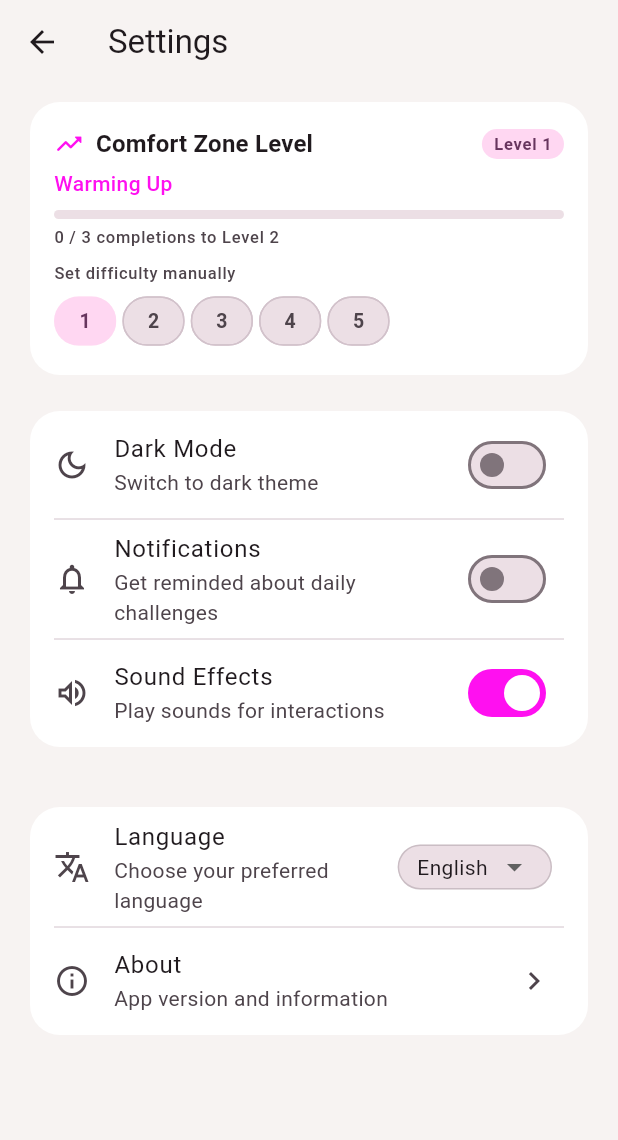
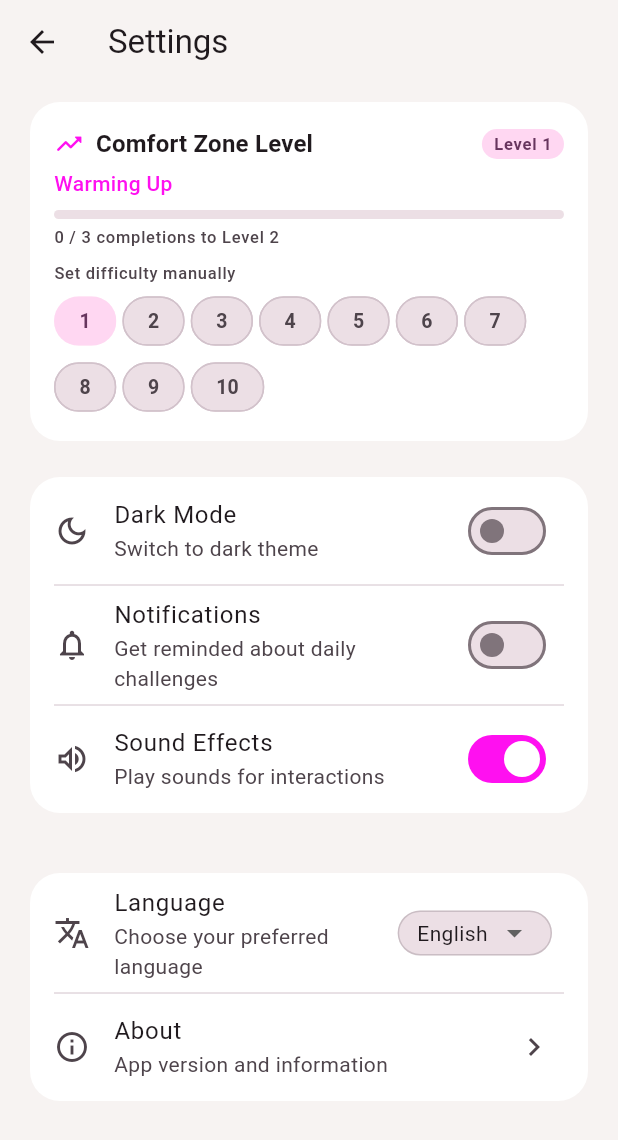
Before and after one commit to SaMaili/syntra, a Flutter app: the SettingsScreen screen opened directly, on a phone screen of 412 x 824 dp. Shown: the top 1140 px of the screen. Run offline on Flutter 3.47's test engine with Material 3 defaults, Android fonts, the phone set to English and light mode, and no system bars; our stand-ins replace audioplayers, fl_chart, flutter_local_notifications, flutter_riverpod, go_router, package_info_plus and 5 more; accounts and stored records are empty; generated files the repository leaves out were written again; statements that could not run were skipped.

Commit message:
refactor: expand CZL from 5 to 10 levels
maxLevel bumped to 10. New level names and descriptions added for
levels 6–10 (Stepping Up → Untouchable). All call sites using
maxLevel / levelNames[level] scale automatically.

Onboarding starting-point selector (levels 1/2/3) is intentionally
unchanged — these are early entry points on the new 10-level scale.
Settings chip row uses List.generate(maxLevel) so it renders all 10.

Test updated: 'maxLevel is 5' → 'maxLevel is 10'.

Co-Authored-By: Claude Sonnet 4.6 <noreply@anthropic.com>

```diff
--- a/lib/logic/comfort_zone_logic.dart
+++ b/lib/logic/comfort_zone_logic.dart
@@ -2,9 +2,9 @@ import 'package:shared_preferences/shared_preferences.dart';
 
 import '../challenge.dart';
 
-/// Five-level comfort zone progression system.
+/// Ten-level comfort zone progression system.
 ///
-/// Levels progress from micro-interactions (1) to high-stakes challenges (5).
+/// Levels progress from micro-interactions (1) to elite social mastery (10).
 /// Each level unlocks after [completionsToUnlock] successful completions
 /// at the current level. Levels are stored as integers 1–[maxLevel].
 ///
@@ -12,24 +12,34 @@ import '../challenge.dart';
 /// (the `level` field), not computed at runtime.
 class ComfortZoneLogic {
   static const completionsToUnlock = 3;
-  static const maxLevel = 5;
+  static const maxLevel = 10;
 
   static const levelNames = [
-    '',                    // index 0 unused
-    'Warming Up',          // 1
-    'Breaking the Ice',    // 2
-    'Holding the Floor',   // 3
-    'Taking Risks',        // 4
-    'The Bold Zone',       // 5
+    '',                       // index 0 unused
+    'Warming Up',             // 1
+    'Breaking the Ice',       // 2
+    'Holding the Floor',      // 3
+    'Taking Risks',           // 4
+    'The Bold Zone',          // 5
+    'Stepping Up',            // 6
+    'Owning the Room',        // 7
+    'Social Athlete',         // 8
+    'Fearless',               // 9
+    'Untouchable',            // 10
   ];
 
   static const levelDescriptions = [
     '',
-    'Micro-interactions — low stakes, high growth',
-    'Brief exchanges with real humans',
-    'Sustained conversations and presence',
-    'Vulnerability, compliments, assertiveness',
-    'High-stakes social challenges',
+    'Micro-interactions — low stakes, high growth',      // 1
+    'Brief exchanges with real humans',                  // 2
+    'Sustained conversations and presence',              // 3
+    'Vulnerability, compliments, assertiveness',         // 4
+    'High-stakes social challenges',                     // 5
+    'Leading interactions with confidence',              // 6
+    'Commanding attention in any setting',               // 7
+    'Pushing social limits with ease',                   // 8
+    'Embracing full exposure without hesitation',        // 9
+    'Elite social mastery — nothing holds you back',     // 10
   ];
 
   static const _keyCompletions = 'czl_completions_'; // + level number
```
Also changed, not shown: 1 other file.
